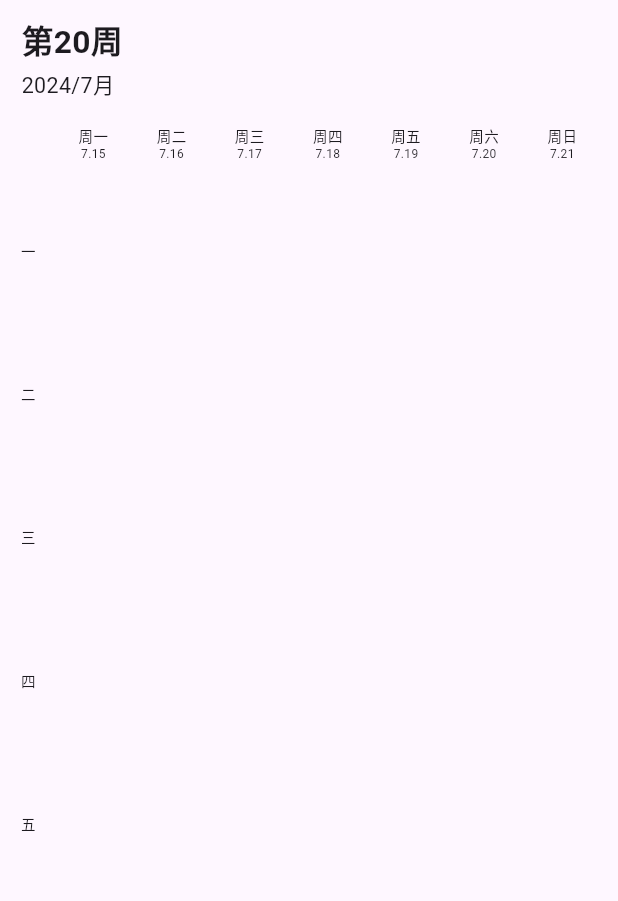
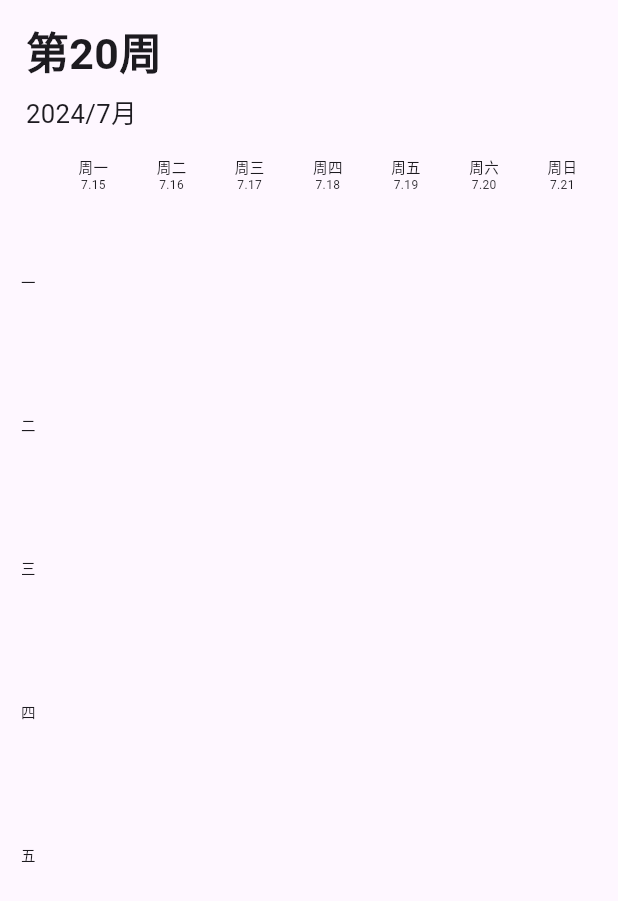
Before and after one commit to YiQiuYes/schedule, a Flutter app: the SchedulePage widget shown alone on an empty page, opened directly, on a phone screen of 412 x 824 dp. Shown: the top 901 px of the screen. Run offline on Flutter 3.47's test engine with Material 3 defaults, Android fonts, the phone set to English and light mode, and no system bars; drawn by our look-alikes of dynamic_color; our stand-ins replace cookie_jar, dio, dio_cookie_manager, flutter_login, flutter_screenutil, get and 4 more; missing offline and left inert: dio_cache_interceptor, flutter_picker_plus; accounts and stored records are empty; statements that could not run were skipped.

Commit message:
style: pages: revised the style of the weekly title on the schedule page

```diff
--- a/lib/pages/schedule/view.dart
+++ b/lib/pages/schedule/view.dart
@@ -87,7 +87,7 @@ class _SchedulePageState extends State<SchedulePage>
   Widget dateTitleWidget(int showWeek) {
     return SliverPadding(
       padding: EdgeInsets.only(
-        left: ScreenUtils.length(vertical: 25.w, horizon: 15.w),
+        left: ScreenUtils.length(vertical: 30.w, horizon: 15.w),
         top: ScreenUtils.length(vertical: 5.w, horizon: 0.w),
       ),
       sliver: SliverToBoxAdapter(
@@ -96,7 +96,7 @@ class _SchedulePageState extends State<SchedulePage>
               logic.getTabPageTodayYear(showWeek),
               logic.getTabPageTodayMonth(showWeek)),
           style: TextStyle(
-            fontSize: ScreenUtils.length(vertical: 25.sp, horizon: 13.sp),
+            fontSize: ScreenUtils.length(vertical: 30.sp, horizon: 13.sp),
           ),
         ),
       ),
@@ -108,7 +108,7 @@ class _SchedulePageState extends State<SchedulePage>
     return SliverPadding(
       padding: EdgeInsets.only(
         top: ScreenUtils.length(vertical: 20.w, horizon: 0.w),
-        left: ScreenUtils.length(vertical: 25.w, horizon: 15.w),
+        left: ScreenUtils.length(vertical: 10.w, horizon: 15.w),
       ),
       sliver: SliverToBoxAdapter(
         child: Align(
@@ -121,11 +121,31 @@ class _SchedulePageState extends State<SchedulePage>
               // 点击周次标题
               logic.weekTitleTap(showWeek, context);
             },
-            child: Text(
-              S.of(context).schedule_current_week(showWeek + 1),
-              style: TextStyle(
-                fontSize: ScreenUtils.length(vertical: 37.sp, horizon: 20.sp),
-                fontWeight: FontWeight.bold,
+            child: Padding(
+              padding: EdgeInsets.only(
+                left: ScreenUtils.length(
+                  vertical: 20.w,
+                  horizon: 10.w,
+                ),
+                right: ScreenUtils.length(
+                  vertical: 20.w,
+                  horizon: 10.w,
+                ),
+                top: ScreenUtils.length(
+                  vertical: 5.w,
+                  horizon: 5.w,
+                ),
+                bottom: ScreenUtils.length(
+                  vertical: 5.w,
+                  horizon: 6.w,
+                ),
+              ),
+              child: Text(
+                S.of(context).schedule_current_week(showWeek + 1),
+                style: TextStyle(
+                  fontSize: ScreenUtils.length(vertical: 50.sp, horizon: 20.sp),
+                  fontWeight: FontWeight.bold,
+                ),
               ),
             ),
           ),
```
